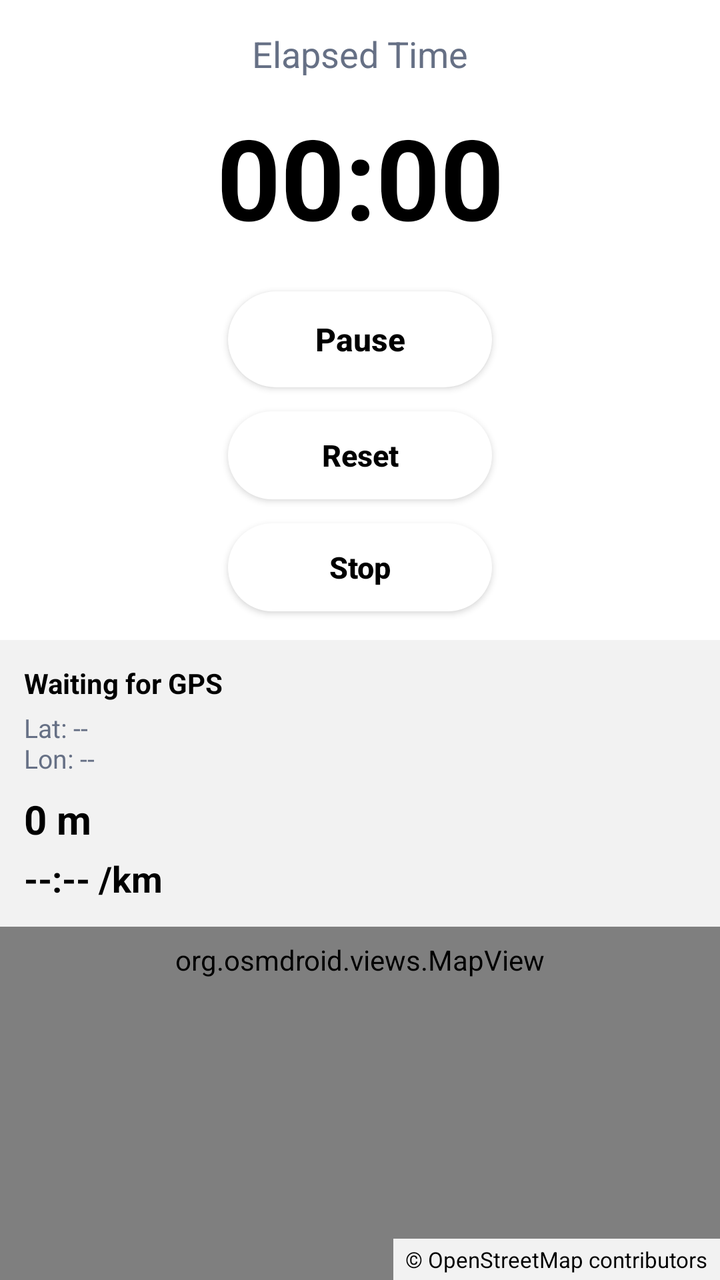
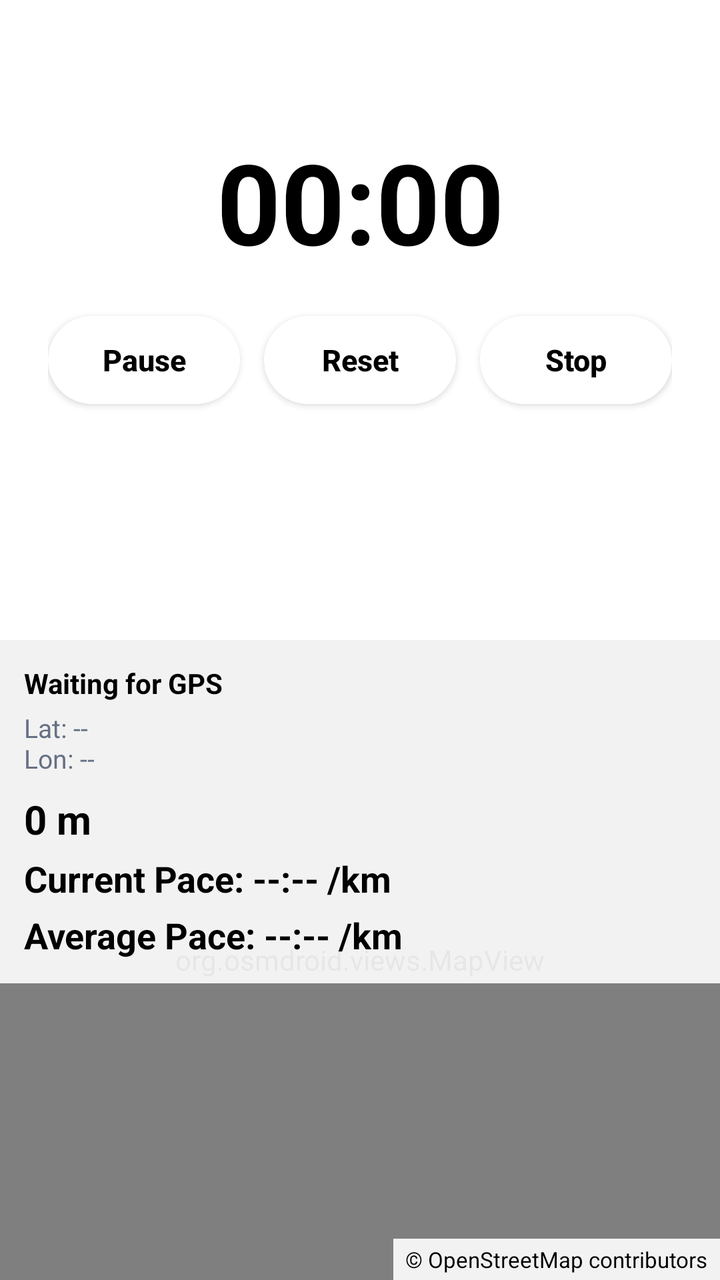

An Android layout rendered at two revisions. The XML below is the earlier revision; the diff shows what the commit changed to produce the second picture.
<!-- AndroidManifest.xml: application theme Theme.runr -->
<!-- res/layout/activity_run.xml -->
<?xml version="1.0" encoding="utf-8"?>
<androidx.constraintlayout.widget.ConstraintLayout xmlns:android="http://schemas.android.com/apk/res/android"
    xmlns:app="http://schemas.android.com/apk/res-auto"
    xmlns:tools="http://schemas.android.com/tools"
    android:id="@+id/runRoot"
    android:layout_width="match_parent"
    android:layout_height="match_parent"
    android:background="@color/run_screen_background"
    tools:context=".RunActivity">

    <androidx.constraintlayout.widget.Guideline
        android:id="@+id/halfwayGuideline"
        android:layout_width="wrap_content"
        android:layout_height="wrap_content"
        android:orientation="horizontal"
        app:layout_constraintGuide_percent="0.5" />

    <androidx.constraintlayout.widget.ConstraintLayout
        android:id="@+id/timerContainer"
        android:layout_width="0dp"
        android:layout_height="0dp"
        android:paddingStart="24dp"
        android:paddingEnd="24dp"
        app:layout_constraintBottom_toTopOf="@id/halfwayGuideline"
        app:layout_constraintEnd_toEndOf="parent"
        app:layout_constraintStart_toStartOf="parent"
        app:layout_constraintTop_toTopOf="parent">

        <TextView
            android:id="@+id/elapsedTimeLabel"
            android:layout_width="wrap_content"
            android:layout_height="wrap_content"
            android:text="@string/elapsed_time"
            android:textColor="@color/run_screen_secondary_text"
            android:textSize="18sp"
            app:layout_constraintBottom_toTopOf="@id/elapsedTimeChronometer"
            app:layout_constraintEnd_toEndOf="parent"
            app:layout_constraintStart_toStartOf="parent"
            app:layout_constraintTop_toTopOf="parent"
            app:layout_constraintVertical_chainStyle="packed" />

        <Chronometer
            android:id="@+id/elapsedTimeChronometer"
            android:layout_width="wrap_content"
            android:layout_height="wrap_content"
            android:layout_marginTop="12dp"
            android:fontFamily="sans"
            android:format="%s"
            android:textColor="@color/run_screen_primary_text"
            android:textSize="56sp"
            android:textStyle="bold"
            app:layout_constraintBottom_toTopOf="@id/pauseRunButton"
            app:layout_constraintEnd_toEndOf="parent"
            app:layout_constraintStart_toStartOf="parent"
            app:layout_constraintTop_toBottomOf="@id/elapsedTimeLabel" />

        <androidx.appcompat.widget.AppCompatButton
            android:id="@+id/pauseRunButton"
            android:layout_width="wrap_content"
            android:layout_height="wrap_content"
            android:layout_marginTop="20dp"
            android:minWidth="132dp"
            android:minHeight="48dp"
            android:background="@drawable/start_run_button_background"
            android:backgroundTint="@null"
            android:elevation="4dp"
            android:paddingStart="24dp"
            android:paddingEnd="24dp"
            android:text="@string/pause_run"
            android:textAllCaps="false"
            android:textColor="@color/start_run_button_text"
            android:textSize="16sp"
            android:textStyle="bold"
            app:backgroundTint="@null"
            app:layout_constraintBottom_toTopOf="@id/resetRunButton"
            app:layout_constraintEnd_toEndOf="parent"
            app:layout_constraintStart_toStartOf="parent"
            app:layout_constraintTop_toBottomOf="@id/elapsedTimeChronometer" />

        <androidx.appcompat.widget.AppCompatButton
            android:id="@+id/resetRunButton"
            android:layout_width="wrap_content"
            android:layout_height="wrap_content"
            android:layout_marginTop="12dp"
            android:minWidth="132dp"
            android:minHeight="44dp"
            android:background="@drawable/start_run_button_background"
            android:backgroundTint="@null"
            android:elevation="4dp"
            android:paddingStart="24dp"
            android:paddingEnd="24dp"
            android:text="@string/reset_run"
            android:textAllCaps="false"
            android:textColor="@color/start_run_button_text"
            android:textSize="15sp"
            android:textStyle="bold"
            app:backgroundTint="@null"
            app:layout_constraintBottom_toTopOf="@id/stopRunButton"
            app:layout_constraintEnd_toEndOf="parent"
            app:layout_constraintStart_toStartOf="parent"
            app:layout_constraintTop_toBottomOf="@id/pauseRunButton" />

        <androidx.appcompat.widget.AppCompatButton
            android:id="@+id/stopRunButton"
            android:layout_width="wrap_content"
            android:layout_height="wrap_content"
            android:layout_marginTop="12dp"
            android:minWidth="132dp"
            android:minHeight="44dp"
            android:background="@drawable/start_run_button_background"
            android:backgroundTint="@null"
            android:elevation="4dp"
            android:paddingStart="24dp"
            android:paddingEnd="24dp"
            android:text="@string/stop_run"
            android:textAllCaps="false"
            android:textColor="@color/start_run_button_text"
            android:textSize="15sp"
            android:textStyle="bold"
            app:backgroundTint="@null"
            app:layout_constraintBottom_toBottomOf="parent"
            app:layout_constraintEnd_toEndOf="parent"
            app:layout_constraintStart_toStartOf="parent"
            app:layout_constraintTop_toBottomOf="@id/resetRunButton" />

    </androidx.constraintlayout.widget.ConstraintLayout>

    <FrameLayout
        android:id="@+id/mapContainer"
        android:layout_width="0dp"
        android:layout_height="0dp"
        android:background="@color/map_placeholder_background"
        app:layout_constraintBottom_toBottomOf="parent"
        app:layout_constraintEnd_toEndOf="parent"
        app:layout_constraintStart_toStartOf="parent"
        app:layout_constraintTop_toBottomOf="@id/halfwayGuideline">

        <org.osmdroid.views.MapView
            android:id="@+id/runMapView"
            android:layout_width="match_parent"
            android:layout_height="match_parent" />

        <LinearLayout
            android:layout_width="match_parent"
            android:layout_height="wrap_content"
            android:layout_gravity="top"
            android:background="@color/map_status_overlay_background"
            android:orientation="vertical"
            android:padding="12dp">

            <TextView
                android:id="@+id/locationStatusText"
                android:layout_width="match_parent"
                android:layout_height="wrap_content"
                android:text="@string/location_waiting"
                android:textColor="@color/run_screen_primary_text"
                android:textSize="14sp"
                android:textStyle="bold" />

            <TextView
                android:id="@+id/locationCoordinatesText"
                android:layout_width="match_parent"
                android:layout_height="wrap_content"
                android:layout_marginTop="4dp"
                android:text="@string/location_coordinates_placeholder"
                android:textColor="@color/run_screen_secondary_text"
                android:textSize="13sp" />

            <TextView
                android:id="@+id/distanceText"
                android:layout_width="match_parent"
                android:layout_height="wrap_content"
                android:layout_marginTop="8dp"
                android:text="@string/distance_placeholder"
                android:textColor="@color/run_screen_primary_text"
                android:textSize="20sp"
                android:textStyle="bold" />

            <TextView
                android:id="@+id/paceText"
                android:layout_width="match_parent"
                android:layout_height="wrap_content"
                android:layout_marginTop="4dp"
                android:text="@string/pace_placeholder"
                android:textColor="@color/run_screen_primary_text"
                android:textSize="18sp"
                android:textStyle="bold" />

        </LinearLayout>

        <TextView
            android:id="@+id/mapAttributionText"
            android:layout_width="wrap_content"
            android:layout_height="wrap_content"
            android:layout_gravity="bottom|end"
            android:background="@color/map_status_overlay_background"
            android:paddingStart="6dp"
            android:paddingTop="3dp"
            android:paddingEnd="6dp"
            android:paddingBottom="3dp"
            android:text="@string/map_attribution"
            android:textColor="@color/run_screen_primary_text"
            android:textSize="11sp" />

    </FrameLayout>

</androidx.constraintlayout.widget.ConstraintLayout>
<!-- resources referenced by this layout -->
<resources>
  <color name="map_placeholder_background">#FFEAF2F8</color>
  <color name="map_status_overlay_background">#E6FFFFFF</color>
  <color name="run_screen_background">#FFFFFFFF</color>
  <color name="run_screen_primary_text">#FF000000</color>
  <color name="run_screen_secondary_text">#FF667085</color>
  <color name="start_run_button_text">#FF000000</color>
  <!-- drawable start_run_button_background (drawable) -->
  <?xml version="1.0" encoding="utf-8"?>
  <selector xmlns:android="http://schemas.android.com/apk/res/android">
      <item android:state_pressed="true">
          <shape>
              <solid android:color="@color/start_run_button_pressed" />
              <corners android:radius="28dp" />
          </shape>
      </item>
      <item>
          <shape>
              <solid android:color="@color/start_run_button" />
              <corners android:radius="28dp" />
          </shape>
      </item>
  </selector>
  <string name="distance_placeholder">0 m</string>
  <string name="elapsed_time">Elapsed Time</string>
  <string name="location_coordinates_placeholder">Lat: --\nLon: --</string>
  <string name="location_waiting">Waiting for GPS</string>
  <string name="map_attribution">© OpenStreetMap contributors</string>
  <string name="pace_placeholder">--:-- /km</string>
  <string name="pause_run">Pause</string>
  <string name="reset_run">Reset</string>
  <string name="stop_run">Stop</string>
  <style name="Theme.runr" parent="Base.Theme.runr" />
  <color name="start_run_button_pressed">#FFE7ECF3</color>
  <color name="start_run_button">#FFFFFFFF</color>
  <style name="Base.Theme.runr" parent="Theme.Material3.DayNight.NoActionBar">
          
          
      </style>
</resources>

<!-- the commit's change to res/layout/activity_run.xml (unified diff, before → after) -->
@@ -26,24 +26,10 @@
         app:layout_constraintStart_toStartOf="parent"
         app:layout_constraintTop_toTopOf="parent">
 
-        <TextView
-            android:id="@+id/elapsedTimeLabel"
-            android:layout_width="wrap_content"
-            android:layout_height="wrap_content"
-            android:text="@string/elapsed_time"
-            android:textColor="@color/run_screen_secondary_text"
-            android:textSize="18sp"
-            app:layout_constraintBottom_toTopOf="@id/elapsedTimeChronometer"
-            app:layout_constraintEnd_toEndOf="parent"
-            app:layout_constraintStart_toStartOf="parent"
-            app:layout_constraintTop_toTopOf="parent"
-            app:layout_constraintVertical_chainStyle="packed" />
-
         <Chronometer
             android:id="@+id/elapsedTimeChronometer"
             android:layout_width="wrap_content"
             android:layout_height="wrap_content"
-            android:layout_marginTop="12dp"
             android:fontFamily="sans"
             android:format="%s"
             android:textColor="@color/run_screen_primary_text"
@@ -52,76 +38,81 @@
             app:layout_constraintBottom_toTopOf="@id/pauseRunButton"
             app:layout_constraintEnd_toEndOf="parent"
             app:layout_constraintStart_toStartOf="parent"
-            app:layout_constraintTop_toBottomOf="@id/elapsedTimeLabel" />
+            app:layout_constraintTop_toTopOf="parent"
+            app:layout_constraintVertical_bias="0.35"
+            app:layout_constraintVertical_chainStyle="packed" />
 
         <androidx.appcompat.widget.AppCompatButton
             android:id="@+id/pauseRunButton"
-            android:layout_width="wrap_content"
+            android:layout_width="0dp"
             android:layout_height="wrap_content"
             android:layout_marginTop="20dp"
-            android:minWidth="132dp"
-            android:minHeight="48dp"
-            android:background="@drawable/start_run_button_background"
-            android:backgroundTint="@null"
-            android:elevation="4dp"
-            android:paddingStart="24dp"
-            android:paddingEnd="24dp"
-            android:text="@string/pause_run"
-            android:textAllCaps="false"
-            android:textColor="@color/start_run_button_text"
-            android:textSize="16sp"
-            android:textStyle="bold"
-            app:backgroundTint="@null"
-            app:layout_constraintBottom_toTopOf="@id/resetRunButton"
-            app:layout_constraintEnd_toEndOf="parent"
-            app:layout_constraintStart_toStartOf="parent"
-            app:layout_constraintTop_toBottomOf="@id/elapsedTimeChronometer" />
-
-        <androidx.appcompat.widget.AppCompatButton
-            android:id="@+id/resetRunButton"
-            android:layout_width="wrap_content"
-            android:layout_height="wrap_content"
-            android:layout_marginTop="12dp"
-            android:minWidth="132dp"
+            android:layout_marginEnd="6dp"
+            android:minWidth="0dp"
             android:minHeight="44dp"
             android:background="@drawable/start_run_button_background"
             android:backgroundTint="@null"
             android:elevation="4dp"
-            android:paddingStart="24dp"
-            android:paddingEnd="24dp"
+            android:paddingStart="12dp"
+            android:paddingEnd="12dp"
+            android:text="@string/pause_run"
+            android:textAllCaps="false"
+            android:textColor="@color/start_run_button_text"
+            android:textSize="15sp"
+            android:textStyle="bold"
+            app:backgroundTint="@null"
+            app:layout_constraintBottom_toBottomOf="parent"
+            app:layout_constraintEnd_toStartOf="@id/resetRunButton"
+            app:layout_constraintHorizontal_chainStyle="spread"
+            app:layout_constraintStart_toStartOf="parent"
+            app:layout_constraintTop_toBottomOf="@id/elapsedTimeChronometer" />
+
+        <androidx.appcompat.widget.AppCompatButton
+            android:id="@+id/resetRunButton"
+            android:layout_width="0dp"
+            android:layout_height="wrap_content"
+            android:layout_marginStart="6dp"
+            android:layout_marginEnd="6dp"
+            android:minWidth="0dp"
+            android:minHeight="44dp"
+            android:background="@drawable/start_run_button_background"
+            android:backgroundTint="@null"
+            android:elevation="4dp"
+            android:paddingStart="12dp"
+            android:paddingEnd="12dp"
             android:text="@string/reset_run"
             android:textAllCaps="false"
             android:textColor="@color/start_run_button_text"
             android:textSize="15sp"
             android:textStyle="bold"
             app:backgroundTint="@null"
-            app:layout_constraintBottom_toTopOf="@id/stopRunButton"
-            app:layout_constraintEnd_toEndOf="parent"
-            app:layout_constraintStart_toStartOf="parent"
-            app:layout_constraintTop_toBottomOf="@id/pauseRunButton" />
+            app:layout_constraintBottom_toBottomOf="@id/pauseRunButton"
+            app:layout_constraintEnd_toStartOf="@id/stopRunButton"
+            app:layout_constraintStart_toEndOf="@id/pauseRunButton"
+            app:layout_constraintTop_toTopOf="@id/pauseRunButton" />
 
         <androidx.appcompat.widget.AppCompatButton
             android:id="@+id/stopRunButton"
-            android:layout_width="wrap_content"
-            android:layout_height="wrap_content"
-            android:layout_marginTop="12dp"
-            android:minWidth="132dp"
+            android:layout_width="0dp"
+            android:layout_height="wrap_content"
+            android:layout_marginStart="6dp"
+            android:minWidth="0dp"
             android:minHeight="44dp"
             android:background="@drawable/start_run_button_background"
             android:backgroundTint="@null"
             android:elevation="4dp"
-            android:paddingStart="24dp"
-            android:paddingEnd="24dp"
+            android:paddingStart="12dp"
+            android:paddingEnd="12dp"
             android:text="@string/stop_run"
             android:textAllCaps="false"
             android:textColor="@color/start_run_button_text"
             android:textSize="15sp"
             android:textStyle="bold"
             app:backgroundTint="@null"
-            app:layout_constraintBottom_toBottomOf="parent"
+            app:layout_constraintBottom_toBottomOf="@id/pauseRunButton"
             app:layout_constraintEnd_toEndOf="parent"
-            app:layout_constraintStart_toStartOf="parent"
-            app:layout_constraintTop_toBottomOf="@id/resetRunButton" />
+            app:layout_constraintStart_toEndOf="@id/resetRunButton"
+            app:layout_constraintTop_toTopOf="@id/pauseRunButton" />
 
     </androidx.constraintlayout.widget.ConstraintLayout>
 
@@ -177,11 +168,21 @@
                 android:textStyle="bold" />
 
             <TextView
-                android:id="@+id/paceText"
+                android:id="@+id/currentPaceText"
                 android:layout_width="match_parent"
                 android:layout_height="wrap_content"
                 android:layout_marginTop="4dp"
-                android:text="@string/pace_placeholder"
+                android:text="@string/current_pace_placeholder"
+                android:textColor="@color/run_screen_primary_text"
+                android:textSize="18sp"
+                android:textStyle="bold" />
+
+            <TextView
+                android:id="@+id/averagePaceText"
+                android:layout_width="match_parent"
+                android:layout_height="wrap_content"
+                android:layout_marginTop="4dp"
+                android:text="@string/average_pace_placeholder"
                 android:textColor="@color/run_screen_primary_text"
                 android:textSize="18sp"
                 android:textStyle="bold" />
<!-- resource entries referenced after the edit -->
@@ -22,12 +22,12 @@
           </shape>
       </item>
   </selector>
+  <string name="average_pace_placeholder">Average Pace: --:-- /km</string>
+  <string name="current_pace_placeholder">Current Pace: --:-- /km</string>
   <string name="distance_placeholder">0 m</string>
-  <string name="elapsed_time">Elapsed Time</string>
   <string name="location_coordinates_placeholder">Lat: --\nLon: --</string>
   <string name="location_waiting">Waiting for GPS</string>
   <string name="map_attribution">© OpenStreetMap contributors</string>
-  <string name="pace_placeholder">--:-- /km</string>
   <string name="pause_run">Pause</string>
   <string name="reset_run">Reset</string>
   <string name="stop_run">Stop</string>
